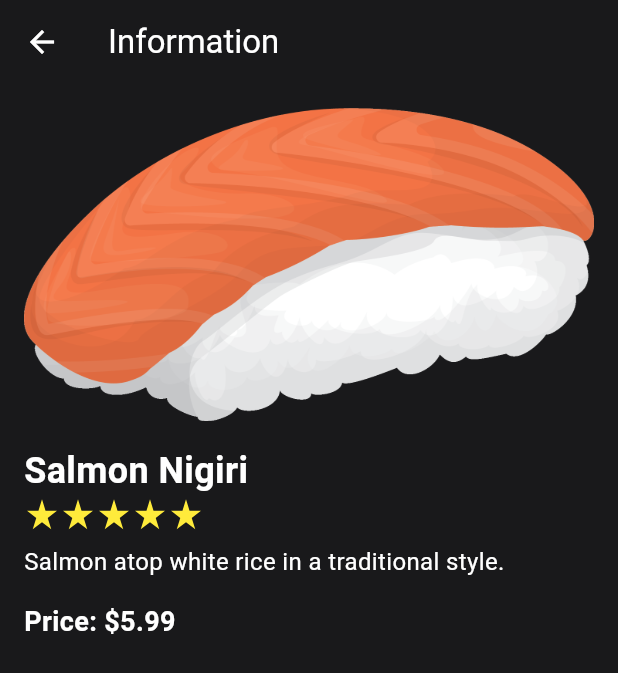
After one commit to chachang12/sushi-doshi, a Flutter app: the ShopPage screen opened directly, after a tap on "Salmon Nigiri", on a phone screen of 412 x 824 dp. The commit adds this screen. Shown: the top 673 px of the screen. Run offline on Flutter 3.47's test engine with Material 3 defaults, Android fonts, the light colour scheme and no system bars; our stand-ins replace flutter_svg, google_nav_bar.

Commit message:
Implemented custom painting into the new roll_info_page.

```diff
--- /dev/null
+++ b/sushi_doshi/lib/components/painted_star.dart
@@ -0,0 +1,77 @@
+import 'package:flutter/material.dart';
+
+class Star extends StatelessWidget {
+  final Color color;
+  final double size;
+
+  const Star({required this.color, required this.size, super.key});
+
+  @override
+  Widget build(BuildContext context) {
+    return SizedBox(
+      width: size,
+      height: size,
+      child: CustomPaint(
+        painter: _StarPainter(color),
+      ),
+    );
+  }
+}
+
+class _StarPainter extends CustomPainter {
+  final Color color;
+
+  _StarPainter(this.color);
+
+  @override
+  void paint(Canvas canvas, Size size) {
+    final paint = Paint()..color = color;
+    final path = Path()
+      ..moveTo(size.width * 0.5, 0)
+      ..lineTo(size.width * 0.618, size.height * 0.382)
+      ..lineTo(size.width, size.height * 0.382)
+      ..lineTo(size.width * 0.691, size.height * 0.618)
+      ..lineTo(size.width * 0.809, size.height)
+      ..lineTo(size.width * 0.5, size.height * 0.7639)
+      ..lineTo(size.width * 0.191, size.height)
+      ..lineTo(size.width * 0.309, size.height * 0.618)
+      ..lineTo(0, size.height * 0.382)
+      ..lineTo(size.width * 0.382, size.height * 0.382)
+      ..close();
+    canvas.drawPath(path, paint);
+  }
+
+  @override
+  bool shouldRepaint(CustomPainter oldDelegate) {
+    return false;
+  }
+}
+
+class StarRating extends StatelessWidget {
+  final Color color;
+  final int value;
+  final double starSize;
+
+  const StarRating({
+    super.key,
+    required this.value,
+    this.color = Colors.deepOrange,
+    this.starSize = 25,
+  });
+
+  @override
+  Widget build(BuildContext context) {
+    return Row(
+      children: List.generate(
+        value,
+        (_) => Padding(
+          padding: const EdgeInsets.all(2.0),
+          child: Star(
+            color: color,
+            size: starSize,
+          ),
+        ),
+      ),
+    );
+  }
+}
--- a/sushi_doshi/lib/models/sushi.dart
+++ b/sushi_doshi/lib/models/sushi.dart
@@ -3,6 +3,7 @@ class Sushi {
   final String description;
   final double price;
   final String imagePath;
+  final int rating;
 
-  Sushi({required this.name, required this.description, required this.price, required this.imagePath});
+  Sushi({required this.name, required this.description, required this.price, required this.imagePath, this.rating = 0});
 }
--- /dev/null
+++ b/sushi_doshi/lib/pages/roll_info_page.dart
@@ -0,0 +1,66 @@
+import 'package:flutter/material.dart';
+import 'package:sushi_doshi/models/sushi.dart';
+import 'package:sushi_doshi/components/painted_star.dart'; // Import the StarRating widget
+
+class RollInfoPage extends StatelessWidget {
+  final Sushi sushi;
+
+  const RollInfoPage({super.key, required this.sushi});
+
+  @override
+  Widget build(BuildContext context) {
+    return Scaffold(
+      backgroundColor: const Color(0xFF19191B),
+      appBar: AppBar(
+        title: const Text('Information', style: TextStyle(color: Colors.white)),
+        elevation: 0,
+        backgroundColor: const Color(0xFF19191B),
+        iconTheme: const IconThemeData(
+          color: Colors.white, // Change this to your desired color
+        ),
+      ),
+      body: Padding(
+        padding: const EdgeInsets.all(16.0),
+        child: Column(
+          crossAxisAlignment: CrossAxisAlignment.start,
+          children: [
+            Image.asset(sushi.imagePath),
+            const SizedBox(height: 16),
+            Text(
+              sushi.name,
+              style: const TextStyle(
+                fontSize: 24,
+                fontWeight: FontWeight.bold,
+                color: Colors.white,
+              ),
+            ),
+            StarRating(
+              value: sushi.rating,
+              color: Colors.yellow, // You can change the color if needed
+              starSize: 20, // You can change the size if needed
+            ),
+            const SizedBox(height: 8),
+            Text(
+              sushi.description,
+              style: const TextStyle(
+                fontSize: 16,
+                color: Colors.white,
+              ),
+            ),
+            const SizedBox(height: 16),
+            Text(
+              'Price: \$${sushi.price}',
+              style: const TextStyle(
+                fontSize: 18,
+                fontWeight: FontWeight.bold,
+                color: Colors.white,
+              ),
+            ),
+            const SizedBox(height: 16),
+
+          ],
+        ),
+      ),
+    );
+  }
+}
--- a/sushi_doshi/lib/pages/shop_page.dart
+++ b/sushi_doshi/lib/pages/shop_page.dart
@@ -1,6 +1,7 @@
 import 'package:flutter/material.dart';
 import 'package:sushi_doshi/components/sushi_roll_tile.dart';
 import 'package:sushi_doshi/models/sushi.dart';
+import 'package:sushi_doshi/pages/roll_info_page.dart';
 
 class ShopPage extends StatefulWidget {
   const ShopPage({super.key});
@@ -9,15 +10,16 @@ class ShopPage extends StatefulWidget {
   State<ShopPage> createState() => _ShopPageState();
 }
 
+class _ShopPageState extends State<ShopPage> {
   // List of sushi rolls
-  List sushiRollList = [
-    ["Salmon Nigiri", "assets/images/salmon_nigiri.png", 5.99, "Salmon atop white rice in a traditional style."],
-    ["Tuna Nigiri", "assets/images/tuna_nigiri.png", 5.99, "Tuna atop white rice in a traditional style."],
-    ["California Roll", "assets/images/california_roll.png", 5.99, "Fresh crab, avocado, and cucumber rolled in seaweed and rice."],
+  final List<List<dynamic>> sushiRollList = [
+    ["Salmon Nigiri", "assets/images/salmon_nigiri.png", 5.99, "Salmon atop white rice in a traditional style.", 5],
+    ["Tuna Nigiri", "assets/images/tuna_nigiri.png", 5.99, "Tuna atop white rice in a traditional style.", 4],
+    ["California Roll", "assets/images/california_roll.png", 5.99, "Fresh crab, avocado, and cucumber rolled in seaweed and rice.", 3],
   ];
 
   // List of ingredients for custom rolls
-  List<String> ingredients = [
+  final List<String> ingredients = [
     "Salmon",
     "Tuna",
     "Avocado",
@@ -28,17 +30,17 @@ class ShopPage extends StatefulWidget {
   ];
 
   // Map to keep track of selected ingredients
-  Map<String, bool> selectedIngredients = {};
+  final Map<String, bool> selectedIngredients = {};
 
   @override
   void initState() {
+    super.initState();
     // Initialize selectedIngredients map
     for (var ingredient in ingredients) {
       selectedIngredients[ingredient] = false;
     }
   }
 
-class _ShopPageState extends State<ShopPage> {
   @override
   Widget build(BuildContext context) {
     return Scaffold(
@@ -64,13 +66,23 @@ class _ShopPageState extends State<ShopPage> {
               itemCount: sushiRollList.length,
               scrollDirection: Axis.vertical,
               itemBuilder: (context, index) {
-                return SushiRollTile(
-                  sushi: Sushi(
-                    name: sushiRollList[index][0],
-                    imagePath: sushiRollList[index][1],
-                    price: sushiRollList[index][2],
-                    description: sushiRollList[index][3],
-                  ),
+                final sushi = Sushi(
+                  name: sushiRollList[index][0],
+                  imagePath: sushiRollList[index][1],
+                  price: sushiRollList[index][2],
+                  description: sushiRollList[index][3],
+                  rating: sushiRollList[index][4],
+                );
+                return GestureDetector(
+                  onTap: () {
+                    Navigator.push(
+                      context,
+                      MaterialPageRoute(
+                        builder: (context) => RollInfoPage(sushi: sushi),
+                      ),
+                    );
+                  },
+                  child: SushiRollTile(sushi: sushi),
                 );
               },
             ),
```
